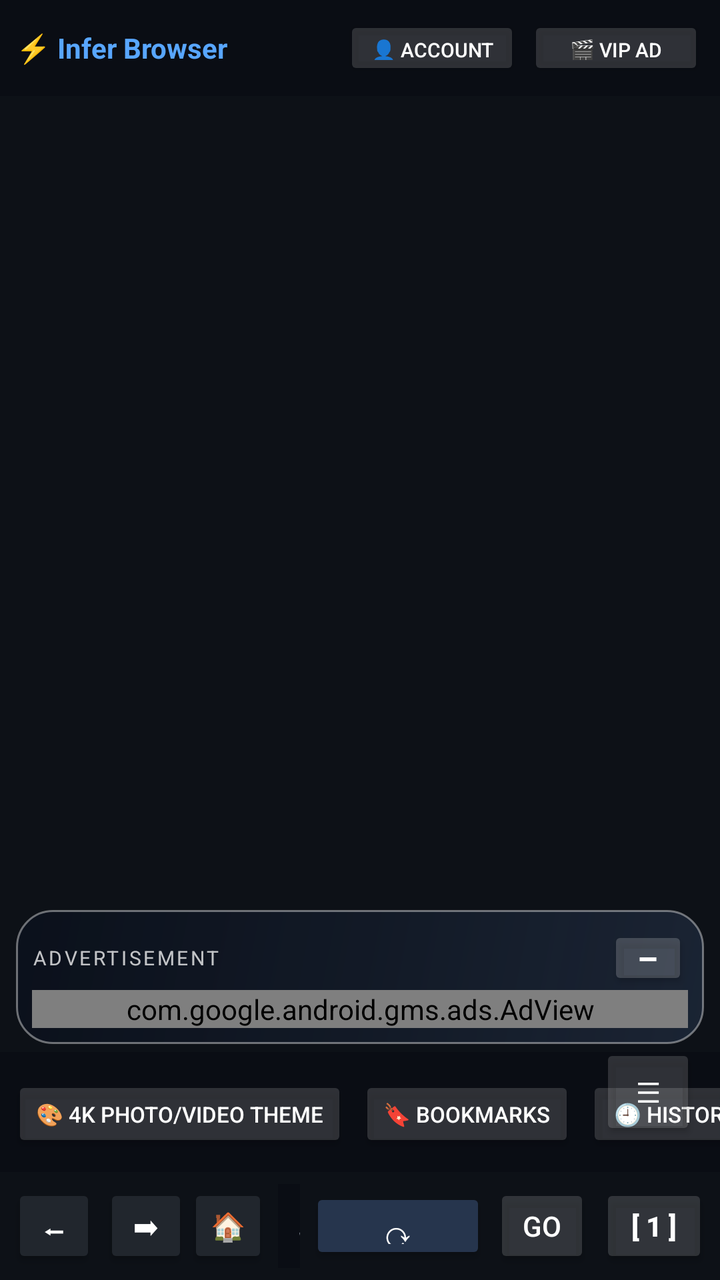
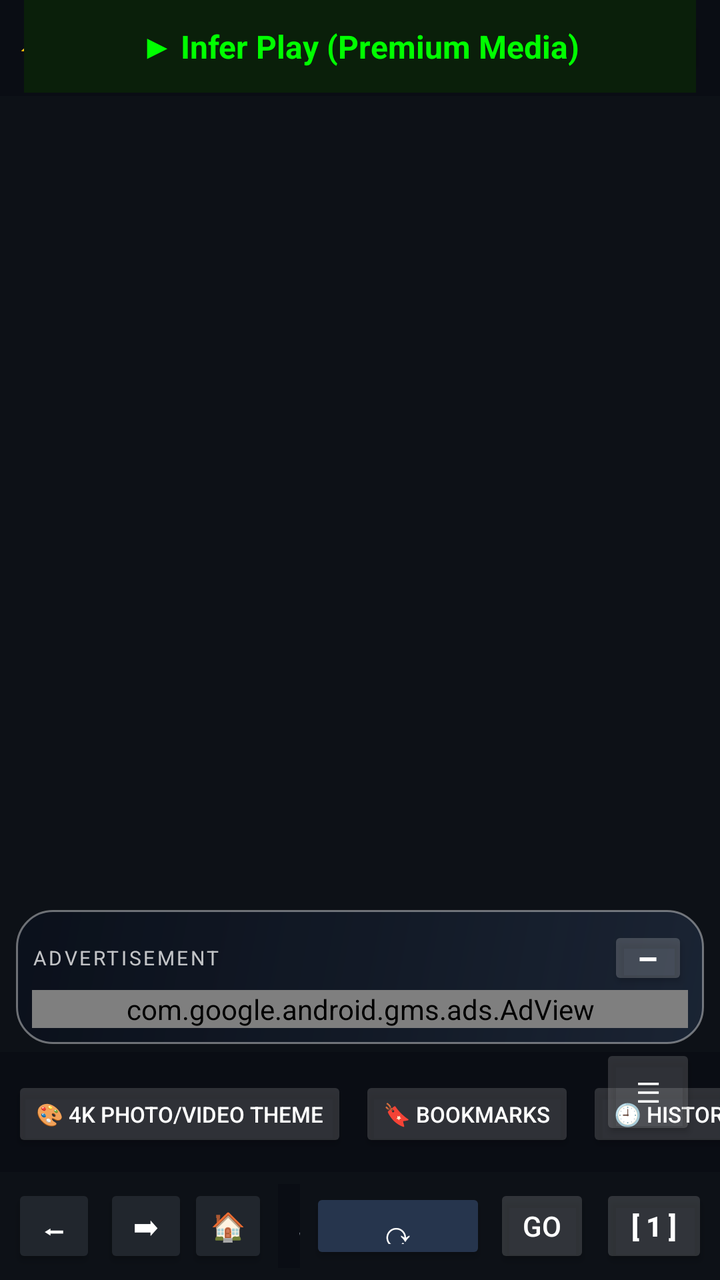

The first picture is an Android layout as it rendered before a commit; the second is the same layout after the commit. The layout source and the unified diff follow.
<!-- AndroidManifest.xml: application theme Theme.AppCompat.DayNight.NoActionBar -->
<!-- res/layout/activity_main.xml -->
<FrameLayout xmlns:android="http://schemas.android.com/apk/res/android"
    xmlns:ads="http://schemas.android.com/apk/res-auto"
    android:layout_width="match_parent"
    android:layout_height="match_parent">
<LinearLayout
    android:id="@+id/browserRoot"
    android:layout_width="match_parent"
    android:layout_height="match_parent"
    android:orientation="vertical"
    android:background="#0D1117">

    

    <LinearLayout
        android:id="@+id/topBar"
        android:layout_width="match_parent"
        android:layout_height="wrap_content"
        android:background="#0A0D14"
        android:padding="8dp"
        android:gravity="center_vertical">
        <TextView
            android:id="@+id/tvBrand"
            android:layout_width="0dp"
            android:layout_height="wrap_content"
            android:layout_weight="1"
            android:text="⚡ Infer Browser"
            android:textColor="#58A6FF"
            android:textStyle="bold"
            android:textSize="14sp" />
        <Button
            android:id="@+id/btnAdminPanel"
            android:layout_width="wrap_content"
            android:layout_height="32dp"
            android:text="⚙️ Admin"
            android:textSize="10sp"
            android:textColor="#161B22"
            android:backgroundTint="#26FFFFFF"
            android:layout_marginEnd="4dp"
            android:visibility="gone" />
        <Button
            android:id="@+id/btnLogin"
            android:layout_width="wrap_content"
            android:layout_height="32dp"
            android:text="👤 Account"
            android:textSize="10sp"
            android:textColor="#FFFFFF"
            android:backgroundTint="#26FFFFFF"
            android:layout_marginEnd="4dp" />
        <Button
            android:id="@+id/btnVipAd"
            android:layout_width="wrap_content"
            android:layout_height="32dp"
            android:text="🎬 VIP Ad"
            android:textSize="10sp"
            android:textColor="#FFFFFF"
            android:backgroundTint="#26FFFFFF" />
    </LinearLayout>

    <LinearLayout
        android:id="@+id/miniPlayerBar"
        android:layout_width="match_parent"
        android:layout_height="wrap_content"
        android:background="@drawable/novax_glass_surface"
        android:padding="7dp"
        android:layout_margin="6dp"
        android:gravity="center_vertical"
        android:elevation="8dp"
        android:visibility="gone">
        <TextView
            android:id="@+id/tvMiniPlayerTitle"
            android:layout_width="0dp"
            android:layout_height="wrap_content"
            android:layout_weight="1"
            android:text="🎵 Playing in Background..."
            android:textColor="#FFFFFF"
            android:textSize="12sp"
            android:singleLine="true"
            android:ellipsize="marquee"
            android:textStyle="bold" />
        <Button
            android:id="@+id/btnMiniPrevious"
            android:layout_width="36dp"
            android:layout_height="32dp"
            android:text="⏪"
            android:backgroundTint="#55FFFFFF"
            android:textColor="#FFFFFF" />
        <Button
            android:id="@+id/btnMiniNext"
            android:layout_width="36dp"
            android:layout_height="32dp"
            android:layout_marginStart="2dp"
            android:text="⏩"
            android:backgroundTint="#55FFFFFF"
            android:textColor="#FFFFFF" />
        <Button
            android:id="@+id/btnMiniPlayPause"
            android:layout_width="68dp"
            android:layout_height="32dp"
            android:text="⏯️ Play"
            android:textSize="10sp"
            android:backgroundTint="#55FFFFFF"
            android:textColor="#FFFFFF" />
        <Button
            android:id="@+id/btnMiniClose"
            android:layout_width="36dp"
            android:layout_height="32dp"
            android:layout_marginStart="4dp"
            android:text="✖"
            android:textSize="10sp"
            android:backgroundTint="#66DA3633"
            android:textColor="#FFFFFF" />
    </LinearLayout>

    <ProgressBar
        android:id="@+id/progressBar"
        style="?android:attr/progressBarStyleHorizontal"
        android:layout_width="match_parent"
        android:layout_height="3dp"
        android:visibility="gone" />

    <FrameLayout
        android:id="@+id/webContainer"
        android:layout_width="match_parent"
        android:layout_height="0dp"
        android:layout_weight="1" />

    <LinearLayout
        android:id="@+id/adCardContainer"
        android:layout_width="match_parent"
        android:layout_height="wrap_content"
        android:layout_marginStart="8dp"
        android:layout_marginEnd="8dp"
        android:layout_marginTop="4dp"
        android:layout_marginBottom="4dp"
        android:orientation="vertical"
        android:background="@drawable/novax_liquid_glass"
        android:padding="8dp">

        <LinearLayout
            android:layout_width="match_parent"
            android:layout_height="32dp"
            android:gravity="center_vertical"
            android:orientation="horizontal">

            <TextView
                android:layout_width="0dp"
                android:layout_height="wrap_content"
                android:layout_weight="1"
                android:text="ADVERTISEMENT"
                android:textColor="#BFFFFFFF"
                android:textSize="10sp"
                android:letterSpacing="0.12"
                android:fontFamily="sans" />

            <Button
                android:id="@+id/btnAdCardToggle"
                android:layout_width="40dp"
                android:layout_height="32dp"
                android:minWidth="0dp"
                android:minHeight="0dp"
                android:padding="0dp"
                android:text="−"
                android:textSize="20sp"
                android:textColor="#FFFFFFFF"
                android:backgroundTint="#30FFFFFF"
                android:contentDescription="Minimize advertisement card" />
        </LinearLayout>

        <com.google.android.gms.ads.AdView
            android:id="@+id/adView"
            android:layout_width="match_parent"
            android:layout_height="wrap_content"
            android:background="@android:color/transparent"
            ads:adSize="BANNER"
            ads:adUnitId="ca-app-pub-4314530224755913/3636674783" />

    </LinearLayout>

    <HorizontalScrollView
        android:layout_width="match_parent"
        android:layout_height="wrap_content"
        android:background="#0A0D14"
        android:scrollbars="none">
        <LinearLayout
            android:layout_width="wrap_content"
            android:layout_height="wrap_content"
            android:orientation="horizontal"
            android:padding="6dp">
            <Button
                android:id="@+id/btnWallpaper"
                android:layout_width="wrap_content"
                android:layout_height="38dp"
                android:text="🎨 4K Photo/Video Theme"
                android:textSize="11sp"
                android:layout_marginEnd="6dp"
                android:backgroundTint="#26FFFFFF"
                android:textColor="#FFFFFF" />
            <Button
                android:id="@+id/btnBookmarks"
                android:layout_width="wrap_content"
                android:layout_height="38dp"
                android:text="🔖 Bookmarks"
                android:textSize="11sp"
                android:layout_marginEnd="6dp"
                android:backgroundTint="#26FFFFFF"
                android:textColor="#FFFFFF" />
            <Button
                android:id="@+id/btnHistory"
                android:layout_width="wrap_content"
                android:layout_height="38dp"
                android:text="🕘 History"
                android:textSize="11sp"
                android:layout_marginEnd="6dp"
                android:backgroundTint="#26FFFFFF"
                android:textColor="#FFFFFF" />
            <Button
                android:id="@+id/btnQuickLinks"
                android:layout_width="wrap_content"
                android:layout_height="38dp"
                android:text="🌐 Links"
                android:textSize="11sp"
                android:layout_marginEnd="6dp" />
            <Button
                android:id="@+id/btnClearData"
                android:layout_width="wrap_content"
                android:layout_height="38dp"
                android:text="🗑 Clear"
                android:textSize="11sp"
                android:layout_marginEnd="6dp" />
            <Button
                android:id="@+id/btnDownloads"
                android:layout_width="wrap_content"
                android:layout_height="38dp"
                android:text="📥 Downloads"
                android:textSize="11sp"
                android:layout_marginEnd="6dp" />
            <Button
                android:id="@+id/btnSettings"
                android:layout_width="wrap_content"
                android:layout_height="38dp"
                android:text="⚙ Settings"
                android:textSize="11sp"
                android:layout_marginEnd="6dp" />
        <Button
            android:id="@+id/btnDesktopMode"
            android:layout_width="wrap_content"
            android:layout_height="wrap_content"
            android:text="Desktop Mode" />
        <Button
            android:id="@+id/btnSharePage"
            android:layout_width="wrap_content"
            android:layout_height="wrap_content"
            android:text="Share Page" />
        <Button
            android:id="@+id/btnQrScanner"
            android:layout_width="wrap_content"
            android:layout_height="wrap_content"
            android:text="QR Scanner" />
        <Button
            android:id="@+id/btnRestoreSession"
            android:layout_width="wrap_content"
            android:layout_height="wrap_content"
            android:text="Restore Session" />
        <Button
            android:layout_width="wrap_content"
            android:layout_height="wrap_content"
            android:text="Read Aloud" />
        <Button
            android:id="@+id/btnFindPage"
            android:layout_width="wrap_content"
            android:layout_height="wrap_content"
            android:text="Find in Page" />
        <Button
            android:id="@+id/btnReadingMode"
            android:layout_width="wrap_content"
            android:layout_height="wrap_content"
            android:text="Reading Mode" />
        <Button
            android:id="@+id/btnSearchEngine"
            android:layout_width="wrap_content"
            android:layout_height="wrap_content"
            android:text="Search Engine" />


            <Button
                android:id="@+id/btnIncognito"
                android:layout_width="wrap_content"
                android:layout_height="38dp"
                android:text="🕵 Private"
                android:textSize="11sp"
                android:layout_marginEnd="6dp" />
            <Button
                android:id="@+id/btnPinAudio"
                android:layout_width="wrap_content"
                android:layout_height="38dp"
                android:text="📌 Pin Audio"
                android:textSize="11sp"
                android:layout_marginEnd="6dp"
                android:backgroundTint="#21262D"
                android:textColor="#C9D1D9" />
        </LinearLayout>
    </HorizontalScrollView>

    <LinearLayout
        android:layout_width="match_parent"
        android:layout_height="wrap_content"
        android:background="#0D1117"
        android:padding="6dp"
        android:gravity="center_vertical">
        <Button
            android:id="@+id/btnBack"
            android:layout_width="42dp"
            android:layout_height="42dp"
            android:text="⬅"
            android:contentDescription="Back"
            android:backgroundTint="#21262D"
            android:textColor="#FFFFFF" />
        <Button
            android:id="@+id/btnForward"
            android:layout_width="42dp"
            android:layout_height="42dp"
            android:layout_marginStart="4dp"
            android:text="➡"
            android:contentDescription="Forward"
            android:backgroundTint="#21262D"
            android:textColor="#FFFFFF" />
        <Button
            android:id="@+id/btnHome"
            android:layout_width="40dp"
            android:layout_height="42dp"
            android:text="🏠"
            android:backgroundTint="#21262D"
            android:textColor="#FFFFFF" />
        <EditText
            android:id="@+id/etUrl"
            android:layout_width="0dp"
            android:layout_height="42dp"
            android:layout_weight="1"
            android:layout_marginStart="5dp"
            android:layout_marginEnd="5dp"
            android:background="#0A0D14"
            android:hint="Search URL..."
            android:textColorHint="#8B949E"
            android:textColor="#FFFFFF"
            android:paddingStart="10dp"
            android:singleLine="true"
            android:inputType="textUri" />
        <Button
                android:id="@+id/btnRefresh"
                android:layout_width="wrap_content"
                android:layout_height="38dp"
                android:text="⟳"
                android:textSize="18sp"
                android:layout_marginEnd="4dp"
                android:backgroundTint="#26354D"
                android:textColor="#FFFFFF" />
            <Button
            android:id="@+id/btnGo"
            android:layout_width="48dp"
            android:layout_height="42dp"
            android:text="GO"
            android:backgroundTint="#26FFFFFF"
            android:textColor="#FFFFFF" />
        <Button
            android:id="@+id/btnTabs"
            android:layout_width="54dp"
            android:layout_height="42dp"
            android:layout_marginStart="5dp"
            android:text="[ 1 ]"
            android:textStyle="bold"
            android:backgroundTint="#26FFFFFF"
            android:textColor="#FFFFFF" />
    </LinearLayout>

</LinearLayout>
<Button
        android:id="@+id/btnUiToggle"
        android:layout_width="48dp"
        android:layout_height="48dp"
        android:text="☰"
        android:contentDescription="Toggle browser bars"
        android:layout_gravity="end|bottom" android:layout_marginBottom="70dp" android:layout_marginEnd="12dp"
        android:elevation="16dp"
        android:backgroundTint="#26FFFFFF"
        android:textColor="#FFFFFF" />
</FrameLayout>
<!-- resources referenced by this layout -->
<resources>
  <!-- drawable novax_glass_surface (drawable) -->
  <?xml version="1.0" encoding="utf-8"?>
  <shape xmlns:android="http://schemas.android.com/apk/res/android">
      <solid android:color="#CC202633" />
      <corners android:radius="18dp" />
      <stroke
          android:width="1dp"
          android:color="#66FFFFFF" />
      <padding
          android:left="4dp"
          android:top="3dp"
          android:right="4dp"
          android:bottom="3dp" />
  </shape>
  <!-- drawable novax_liquid_glass (drawable) -->
  <?xml version="1.0" encoding="utf-8"?>
  <shape xmlns:android="http://schemas.android.com/apk/res/android">
      <corners android:radius="18dp" />
      <gradient
          android:angle="135"
          android:startColor="#D91C2738"
          android:centerColor="#C8131B2A"
          android:endColor="#E60A101B" />
      <stroke
          android:width="1dp"
          android:color="#66FFFFFF" />
  </shape>
</resources>

<!-- the commit's change to res/layout/activity_main.xml (unified diff, before → after) -->
@@ -373,6 +373,8 @@
     </LinearLayout>
 
 </LinearLayout>
+
+    <LinearLayout android:id="@+id/btnInferPlay" android:layout_width="match_parent" android:layout_height="wrap_content" android:layout_marginHorizontal="12dp" android:layout_marginBottom="80dp" android:background="#0A1F0A" android:padding="12dp" android:gravity="center" android:clickable="true" android:focusable="true"><TextView android:layout_width="wrap_content" android:layout_height="wrap_content" android:text="▶ Infer Play (Premium Media)" android:textColor="#00FF00" android:textStyle="bold" android:textSize="16sp"/></LinearLayout>
 <Button
         android:id="@+id/btnUiToggle"
         android:layout_width="48dp"
